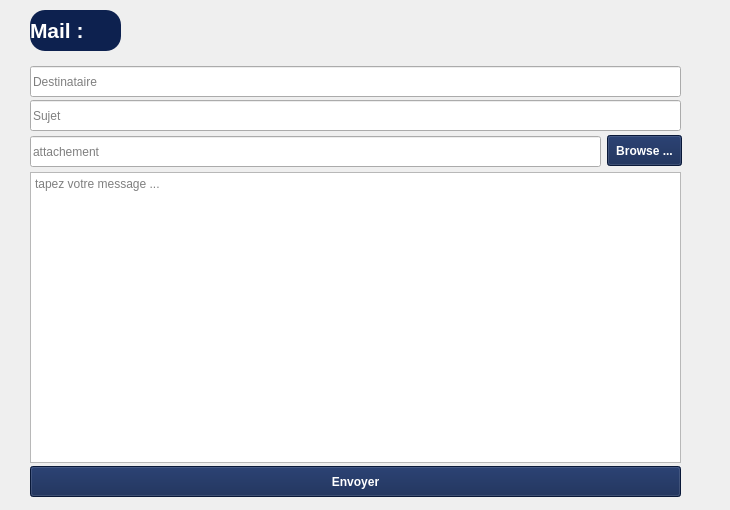
Before: the Qt Designer form mailwindow.ui in ProjetCpp-2425/projetcpp-smart-clothing-store, drawn with Qt 5.
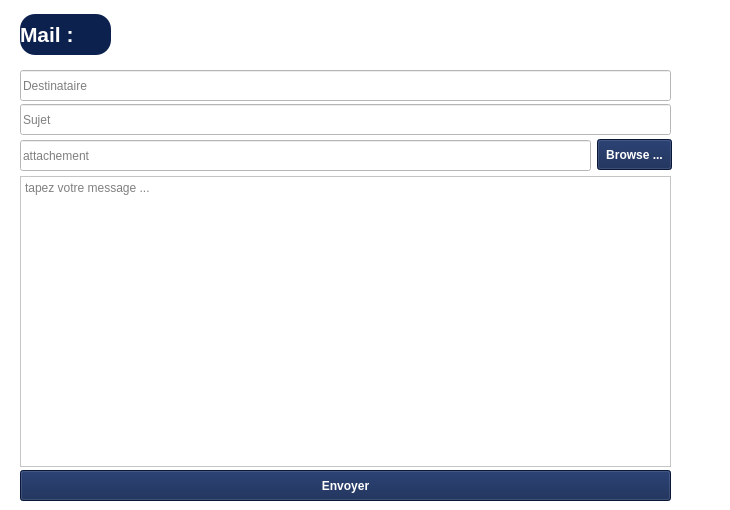
After: the same form once the commit is applied.

```diff
--- a/mailwindow.ui
+++ b/mailwindow.ui
@@ -13,24 +13,30 @@
   <property name="windowTitle">
    <string>Form</string>
   </property>
-  <widget class="QLineEdit" name="attachmentLineEdit">
+  <property name="styleSheet">
+   <string notr="true">background-color: white;</string>
+  </property>
+  <widget class="QLabel" name="label">
    <property name="geometry">
     <rect>
-     <x>30</x>
-     <y>136</y>
-     <width>571</width>
-     <height>31</height>
+     <x>2</x>
+     <y>-1</y>
+     <width>731</width>
+     <height>511</height>
     </rect>
    </property>
-   <property name="placeholderText">
-    <string>attachement</string>
+   <property name="styleSheet">
+    <string notr="true">background-color: white;</string>
+   </property>
+   <property name="text">
+    <string/>
    </property>
   </widget>
   <widget class="QPushButton" name="sendMailButton">
    <property name="geometry">
     <rect>
-     <x>30</x>
-     <y>466</y>
+     <x>20</x>
+     <y>470</y>
      <width>651</width>
      <height>31</height>
     </rect>
@@ -47,58 +53,11 @@
     <string>Envoyer</string>
    </property>
   </widget>
-  <widget class="QTextEdit" name="messageTextEdit">
-   <property name="geometry">
-    <rect>
-     <x>30</x>
-     <y>172</y>
-     <width>651</width>
-     <height>291</height>
-    </rect>
-   </property>
-   <property name="placeholderText">
-    <string>tapez votre message ...</string>
-   </property>
-  </widget>
-  <widget class="QPushButton" name="browseBtn">
-   <property name="geometry">
-    <rect>
-     <x>607</x>
-     <y>135</y>
-     <width>75</width>
-     <height>31</height>
-    </rect>
-   </property>
-   <property name="font">
-    <font>
-     <bold>true</bold>
-    </font>
-   </property>
-   <property name="styleSheet">
-    <string notr="true">background-color: rgb(13, 33, 79); color: white;</string>
-   </property>
-   <property name="text">
-    <string>Browse ...</string>
-   </property>
-  </widget>
-  <widget class="QLineEdit" name="recipientLineEdit">
-   <property name="geometry">
-    <rect>
-     <x>30</x>
-     <y>66</y>
-     <width>651</width>
-     <height>31</height>
-    </rect>
-   </property>
-   <property name="placeholderText">
-    <string>Destinataire</string>
-   </property>
-  </widget>
   <widget class="QLineEdit" name="subjectLineEdit">
    <property name="geometry">
     <rect>
-     <x>30</x>
-     <y>100</y>
+     <x>20</x>
+     <y>104</y>
      <width>651</width>
      <height>31</height>
     </rect>
@@ -107,11 +66,11 @@
     <string>Sujet</string>
    </property>
   </widget>
-  <widget class="QLabel" name="label">
+  <widget class="QLabel" name="label_2">
    <property name="geometry">
     <rect>
-     <x>30</x>
-     <y>10</y>
+     <x>20</x>
+     <y>14</y>
      <width>91</width>
      <height>41</height>
     </rect>
@@ -130,6 +89,66 @@
     <string>Mail :</string>
    </property>
   </widget>
+  <widget class="QPushButton" name="browseBtn">
+   <property name="geometry">
+    <rect>
+     <x>597</x>
+     <y>139</y>
+     <width>75</width>
+     <height>31</height>
+    </rect>
+   </property>
+   <property name="font">
+    <font>
+     <bold>true</bold>
+    </font>
+   </property>
+   <property name="styleSheet">
+    <string notr="true">background-color: rgb(13, 33, 79); color: white;</string>
+   </property>
+   <property name="text">
+    <string>Browse ...</string>
+   </property>
+  </widget>
+  <widget class="QLineEdit" name="recipientLineEdit">
+   <property name="geometry">
+    <rect>
+     <x>20</x>
+     <y>70</y>
+     <width>651</width>
+     <height>31</height>
+    </rect>
+   </property>
+   <property name="placeholderText">
+    <string>Destinataire</string>
+   </property>
+  </widget>
+  <widget class="QTextEdit" name="messageTextEdit">
+   <property name="geometry">
+    <rect>
+     <x>20</x>
+     <y>176</y>
+     <width>651</width>
+     <height>291</height>
+    </rect>
+   </property>
+   <property name="placeholderText">
+    <string>tapez votre message ...</string>
+   </property>
+  </widget>
+  <widget class="QLineEdit" name="attachmentLineEdit">
+   <property name="geometry">
+    <rect>
+     <x>20</x>
+     <y>140</y>
+     <width>571</width>
+     <height>31</height>
+    </rect>
+   </property>
+   <property name="placeholderText">
+    <string>attachement</string>
+   </property>
+  </widget>
  </widget>
  <resources/>
  <connections/>
```
